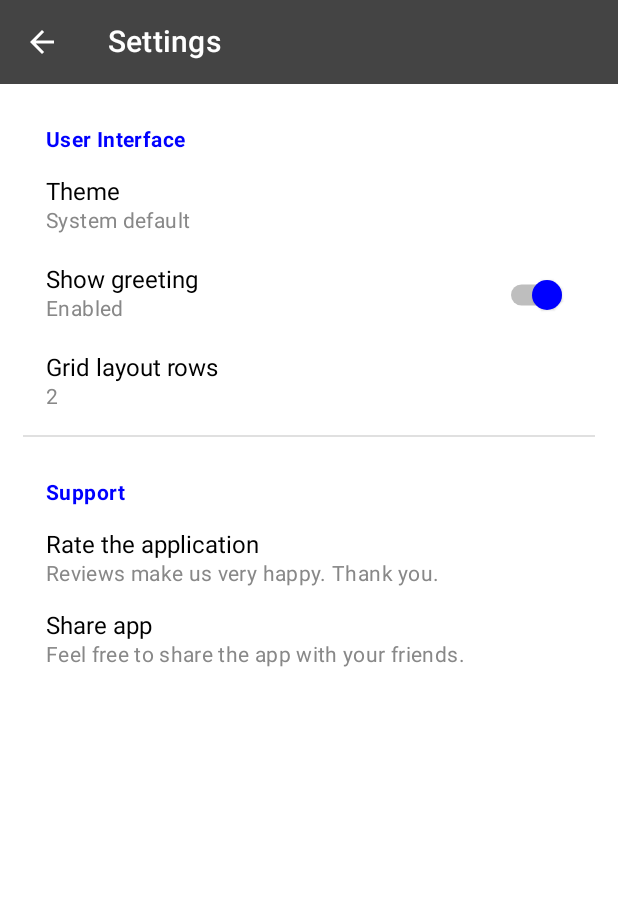
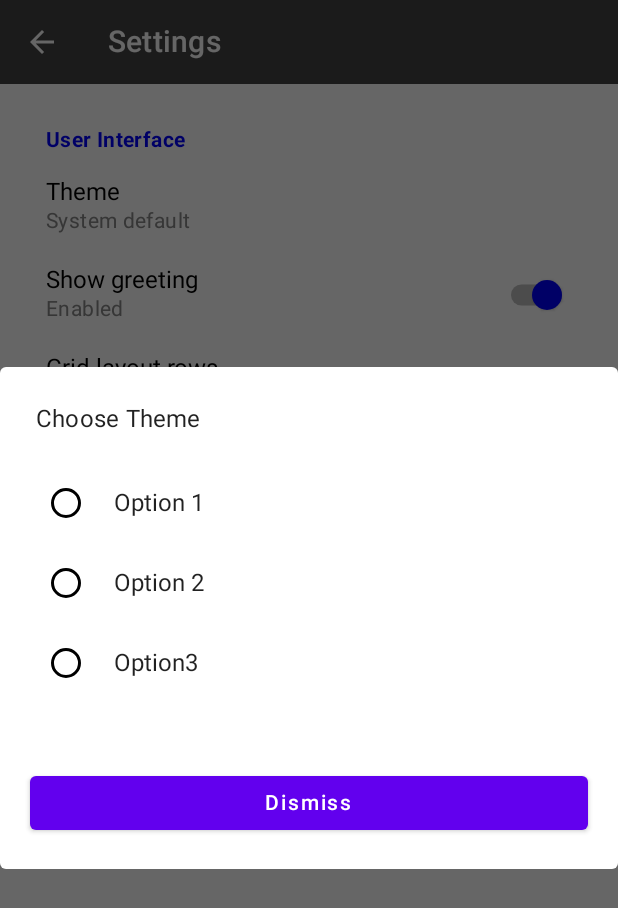
Before and after one commit to diogosantos41/TakeNoteApp, an Android app built with Jetpack Compose: the SettingsScreen screen opened through its navigation route, after a tap on "Theme", on a phone screen of 412 x 824 dp. Shown: the top 908 px of the screen. Run offline under Robolectric (Android 15) with nearby library versions, the phone set to English and light mode, and no system bars; our stand-ins replace Dagger/Hilt's generated code.

Commit message:
Add OptionsDialog

```diff
--- a/app/src/main/java/com/dscoding/takenoteapp/presentation/settings/SettingsEvent.kt
+++ b/app/src/main/java/com/dscoding/takenoteapp/presentation/settings/SettingsEvent.kt
@@ -2,4 +2,7 @@ package com.dscoding.takenoteapp.presentation.settings
 
 sealed class SettingsEvent {
     object ChangeShowGreetingState : SettingsEvent()
+    object OpenDialog : SettingsEvent()
+    data class ShowDialog(val toShowDialog: Boolean) : SettingsEvent()
+    data class SelectDialogOption(val option: Int) : SettingsEvent()
 }
--- a/app/src/main/java/com/dscoding/takenoteapp/presentation/settings/SettingsScreen.kt
+++ b/app/src/main/java/com/dscoding/takenoteapp/presentation/settings/SettingsScreen.kt
@@ -13,6 +13,7 @@ import androidx.compose.ui.unit.dp
 import androidx.hilt.navigation.compose.hiltViewModel
 import androidx.navigation.NavController
 import com.dscoding.takenoteapp.R
+import com.dscoding.takenoteapp.presentation.settings.components.OptionsDialog
 import com.dscoding.takenoteapp.presentation.settings.components.SettingsField
 import com.dscoding.takenoteapp.presentation.settings.components.SettingsHeader
 import com.dscoding.takenoteapp.presentation.settings.components.SwitchField
@@ -24,6 +25,7 @@ fun SettingsScreen(
 ) {
 
     val showGreetingState = viewModel.showGreetingFieldState.value
+    val state = viewModel.state.value
 
     val generalMargin = dimensionResource(R.dimen.general_margin)
     val headerTopMargin = dimensionResource(R.dimen.settings_margin_header_top)
@@ -56,25 +58,36 @@ fun SettingsScreen(
                     generalMargin,
                     generalMargin
                 )
+            if (state.showDialog) {
+                OptionsDialog(
+                    viewModel,
+                    "Choose Theme",
+                    listOf("Option 1", "Option 2", "Option3")
+                )
+            }
             Column(modifier = Modifier.padding(generalMargin, 0.dp)) {
                 Column(settingsColumnModifier) {
 
                     Spacer(modifier = Modifier.height(headerTopMargin))
                     SettingsHeader(text = "User Interface")
                     Spacer(modifier = Modifier.height(betweenFieldsMargin))
-                    SettingsField("Theme", "System default", onClick = { })
+                    SettingsField(
+                        "Theme",
+                        "System default",
+                        onClick = { viewModel.onEvent(SettingsEvent.ShowDialog(true)) })
                     Spacer(modifier = Modifier.height(betweenFieldsMargin))
                     SwitchField(
                         "Show greeting",
                         showGreetingState.value,
                         showGreetingState.isActive,
                         onSelect = {
-                            viewModel.onEvent(
-                                SettingsEvent.ChangeShowGreetingState(!showGreetingState.isActive)
-                            )
+                            viewModel.onEvent(SettingsEvent.ChangeShowGreetingState)
                         })
                     Spacer(modifier = Modifier.height(betweenFieldsMargin))
-                    SettingsField("Grid layout rows", "2", onClick = { })
+                    SettingsField(
+                        "Grid layout rows",
+                        "2",
+                        onClick = { viewModel.onEvent(SettingsEvent.ShowDialog(true)) })
                 }
                 Divider()
                 Column(settingsColumnModifier) {
--- a/app/src/main/java/com/dscoding/takenoteapp/presentation/settings/SettingsState.kt
+++ b/app/src/main/java/com/dscoding/takenoteapp/presentation/settings/SettingsState.kt
@@ -1,4 +1,5 @@
 package com.dscoding.takenoteapp.presentation.settings
 
-class SettingsState {
-}
+data class SettingsState(
+    val showDialog: Boolean = false
+)
--- a/app/src/main/java/com/dscoding/takenoteapp/presentation/settings/SettingsViewModel.kt
+++ b/app/src/main/java/com/dscoding/takenoteapp/presentation/settings/SettingsViewModel.kt
@@ -44,6 +44,14 @@ class SettingsViewModel @Inject constructor(
                     )
                 }
             }
+            is SettingsEvent.ShowDialog -> {
+                _state.value = state.value.copy(
+                    showDialog = event.toShowDialog
+                )
+            }
+            is SettingsEvent.SelectDialogOption -> {
+                event.option
+            }
         }
     }
 
--- /dev/null
+++ b/app/src/main/java/com/dscoding/takenoteapp/presentation/settings/components/OptionsDialog.kt
@@ -0,0 +1,52 @@
+package com.dscoding.takenoteapp.presentation.settings.components
+
+import androidx.compose.foundation.layout.*
+import androidx.compose.foundation.lazy.LazyColumn
+import androidx.compose.foundation.lazy.items
+import androidx.compose.material.AlertDialog
+import androidx.compose.material.Button
+import androidx.compose.material.Text
+import androidx.compose.runtime.*
+import androidx.compose.ui.Modifier
+import androidx.compose.ui.unit.dp
+import com.dscoding.takenoteapp.presentation.list_notes.components.DefaultRadioButton
+import com.dscoding.takenoteapp.presentation.settings.SettingsEvent
+import com.dscoding.takenoteapp.presentation.settings.SettingsViewModel
+
+@Composable
+fun OptionsDialog(viewModel: SettingsViewModel, title: String, options: List<String>) {
+
+    var text by remember { mutableStateOf("") }
+
+    AlertDialog(
+        onDismissRequest = {
+            viewModel.onEvent(SettingsEvent.ShowDialog(false))
+        },
+        title = {
+            Text(text = title)
+        },
+        buttons = {
+            LazyColumn(
+                modifier = Modifier
+                    .fillMaxWidth()
+                    .padding(all = 20.dp)
+            ) {
+                items(options) { option ->
+                    DefaultRadioButton(text = option, selected = false, onSelect = { })
+                    Spacer(modifier = Modifier.height(5.dp))
+                }
+            }
+            Row(
+                modifier = Modifier.padding(all = 20.dp),
+                horizontalArrangement = Arrangement.Center
+            ) {
+                Button(
+                    modifier = Modifier.fillMaxWidth(),
+                    onClick = { viewModel.onEvent(SettingsEvent.ShowDialog(false)) }
+                ) {
+                    Text("Dismiss")
+                }
+            }
+        }
+    )
+}
--- a/app/src/main/java/com/dscoding/takenoteapp/presentation/settings/components/SettingsField.kt
+++ b/app/src/main/java/com/dscoding/takenoteapp/presentation/settings/components/SettingsField.kt
@@ -19,7 +19,9 @@ fun SettingsField(
     Column(
         modifier = Modifier
             .fillMaxWidth()
-            .clickable { onClick },
+            .clickable(
+                onClick = onClick
+            ),
         verticalArrangement = Arrangement.Center
     ) {
         Text(
```
